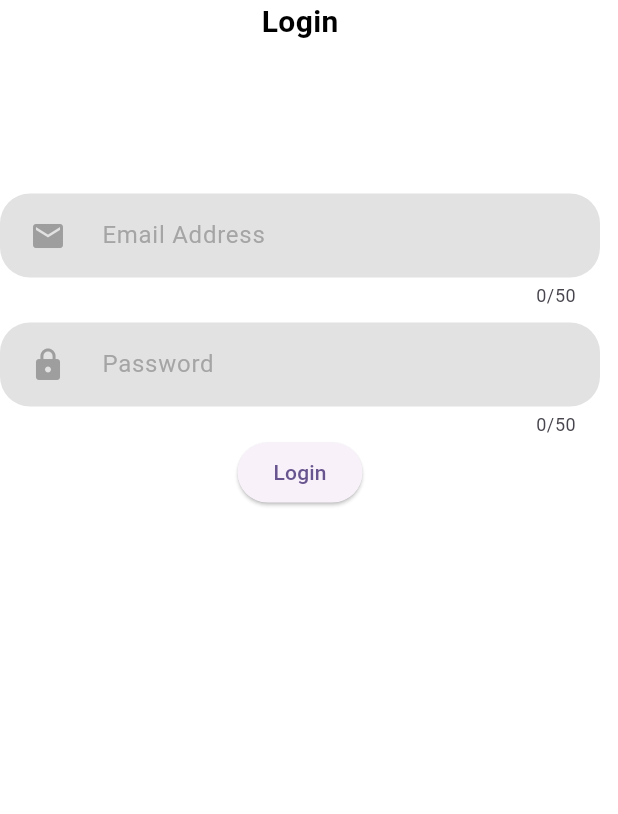
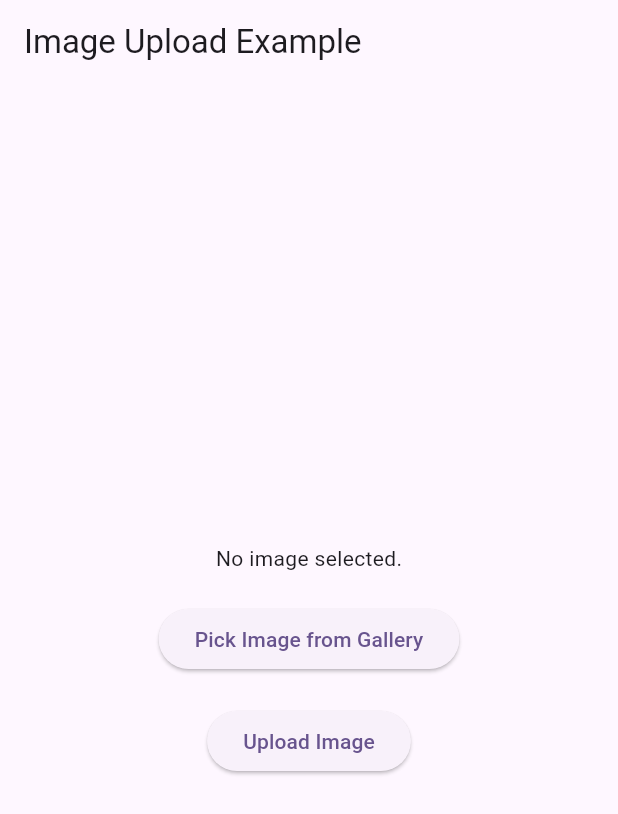
Before and after one commit to SaadAkram200/API_Work, a Flutter app: the screen it shows after launch, on a phone screen of 412 x 824 dp. Shown: the top 814 px of the screen. Run offline on Flutter 3.47's test engine with Material 2 defaults, Android fonts, the phone set to English and light mode, and no system bars; our stand-ins replace image_picker.

Commit message:
uploaded an image on server with the help of Multipart

```diff
--- /dev/null
+++ b/first_app/lib/API work/upload_image.dart
@@ -0,0 +1,105 @@
+import 'dart:io';
+import 'package:flutter/material.dart';
+import 'package:http_parser/http_parser.dart';
+import 'package:image_picker/image_picker.dart';
+import 'package:http/http.dart' as http;
+import 'package:mime/mime.dart';
+
+
+
+class MyImageUploadApp extends StatefulWidget {
+  @override
+  _MyImageUploadAppState createState() => _MyImageUploadAppState();
+}
+
+class _MyImageUploadAppState extends State<MyImageUploadApp> {
+  File? _selectedImage;
+  bool isUploading = false;
+
+  Future<void> _pickImage() async {
+    final imagePicker = ImagePicker();
+    final pickedImage = await imagePicker.pickImage(source: ImageSource.gallery);
+
+    if (pickedImage == null) {
+      // No image selected.
+      return;
+    }
+
+    setState(() {
+      _selectedImage = File(pickedImage.path);
+    });
+  }
+
+  Future<void> _uploadImage() async {
+    if (_selectedImage == null) {
+      // No image to upload.
+      return;
+    }
+
+    setState(() {
+      isUploading = true;
+    });
+
+    try {
+      final url = Uri.parse('https://httpbin.org/post');
+
+      final request = http.MultipartRequest('POST', url);
+      final mimeType = lookupMimeType(_selectedImage!.path) ?? 'application/octet-stream';
+      final file = await http.MultipartFile.fromPath('image', _selectedImage!.path, contentType: MediaType.parse(mimeType));
+      request.files.add(file);
+
+      final response = await request.send();
+
+      if (response.statusCode == 200) {
+        // Image uploaded successfully
+        print('Image uploaded successfully.');
+      } else {
+        // Handle the error
+        print('Failed to upload image. Status code: ${response.statusCode}');
+      }
+    } catch (e) {
+      // Handle any exceptions
+      print('Error uploading image: $e');
+    } finally {
+      setState(() {
+        isUploading = false;
+      });
+    }
+  }
+
+  @override
+  Widget build(BuildContext context) {
+    return Scaffold(
+      appBar: AppBar(
+        title: Text('Image Upload Example'),
+      ),
+      body: Center(
+        child: Column(
+          mainAxisAlignment: MainAxisAlignment.center,
+          children: [
+            _selectedImage == null
+                ? Text('No image selected.')
+                : SizedBox(
+                  height: 100,
+                  width: 100,
+                  child: Image.file(_selectedImage!)),
+
+            SizedBox(height: 20),
+
+            ElevatedButton(
+              onPressed: isUploading ? null : _pickImage,
+              child: Text('Pick Image from Gallery'),
+            ),
+
+            SizedBox(height: 20),
+
+            ElevatedButton(
+              onPressed: isUploading ? null : _uploadImage,
+              child: Text('Upload Image'),
+            ),
+          ],
+        ),
+      ),
+    );
+  }
+}
--- a/first_app/lib/main.dart
+++ b/first_app/lib/main.dart
@@ -1,6 +1,7 @@
 import 'package:first_app/screens/login_screen.dart';
 import 'package:flutter/material.dart';
 import 'package:first_app/API%20work/get_data.dart';
+import 'API work/upload_image.dart';
 
 
 void main() {
@@ -23,7 +24,7 @@ class MyApp extends StatelessWidget {
         useMaterial3: true,
 
       ),
-      home:  LoginScreen(),
+      home:  MyImageUploadApp(),
     );
   }
 }
--- a/first_app/pubspec.yaml
+++ b/first_app/pubspec.yaml
@@ -37,6 +37,8 @@ dependencies:
   # Use with the CupertinoIcons class for iOS style icons.
   cupertino_icons: ^1.0.2
   http: ^1.1.0
+  http_parser: ^4.0.2
+  image_picker: ^1.0.4
 
 dev_dependencies:
   flutter_test:
```
Also changed, not shown: first_app/pubspec.lock, 5 other files.
